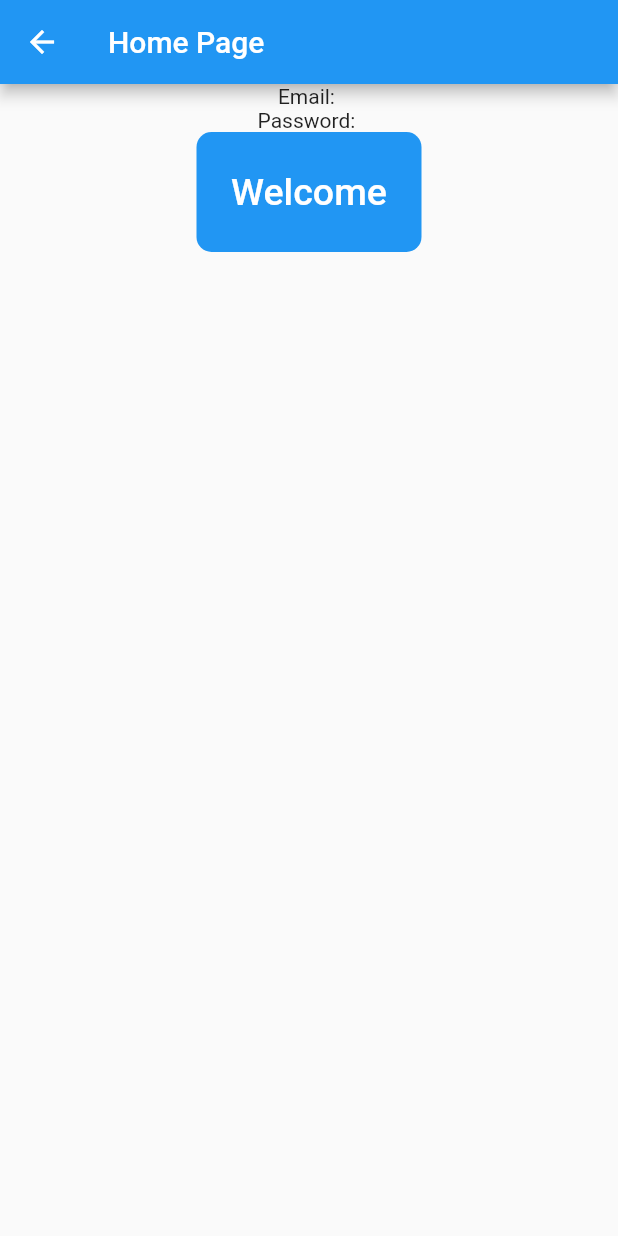
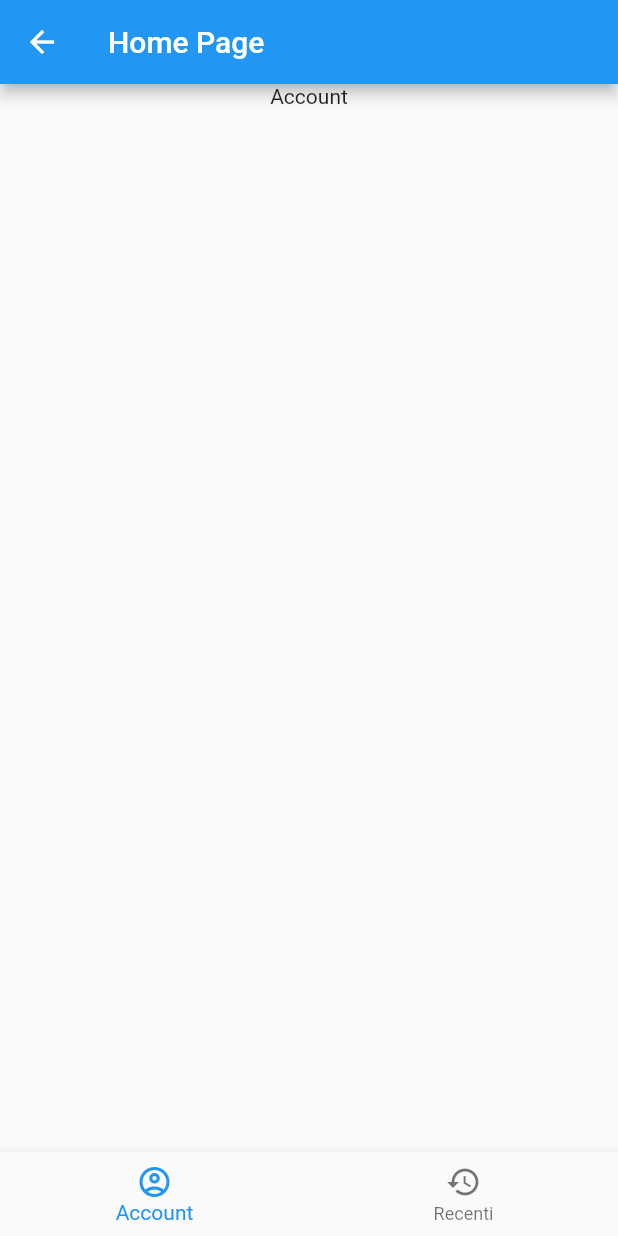
Before and after one commit to CastellaniDavide/sanificatori, a Flutter app: the HomePage screen opened directly with empty values, on a phone screen of 412 x 824 dp. Run offline on Flutter 3.47's test engine with Material 2 defaults, Android fonts, the phone set to English and light mode, and no system bars.

Commit message:
2021-03-25

```diff
--- a/lib/HomePage.dart
+++ b/lib/HomePage.dart
@@ -11,6 +11,8 @@ class HomePage extends StatefulWidget {
 }
 
 class _HomePageState extends State<HomePage> {
+  var _index = 0;
+
   @override
   Widget build(BuildContext context) {
     return Scaffold(
@@ -20,26 +22,43 @@ class _HomePageState extends State<HomePage> {
       body: Center(
         child: Column(
           children: [
-            Text("Email: " + widget.email),
-            Text("Password: " + widget.pws),
-            Container(
-              height: 80,
-              width: 150,
-              decoration: BoxDecoration(
-                  color: Colors.blue, borderRadius: BorderRadius.circular(10)),
-              child: FlatButton(
-                onPressed: () {
-                  Navigator.pop(context);
-                },
-                child: Text(
-                  'Welcome',
-                  style: TextStyle(color: Colors.white, fontSize: 25),
-                ),
-              ),
-            ),
+            Text(getString(_index)),
           ],
         )
       ),
+      bottomNavigationBar: BottomNavigationBar(
+        currentIndex: _index,
+        onTap: _test,
+        items: [
+          BottomNavigationBarItem(
+              icon: Icon(Icons.account_circle_outlined),
+              label: "Account",
+          ),
+          BottomNavigationBarItem(
+              icon: Icon(Icons.history),
+              label: "Recenti",
+          ),
+        ],
+      ),
     );
   }
+
+  void _test(int i) {
+    print(i);
+    setState(() {
+      _index = i;
+    });
+  }
+
+  String getString(int i)
+  {
+    switch(i)
+    {
+      case 0:
+        return "Account\n" + widget.email;
+      case 1:
+        return "History\n" + "empty";
+    }
+    return "";
+  }
 }
```
Also changed, not shown: lib/main.dart (+16 -12 lines).
